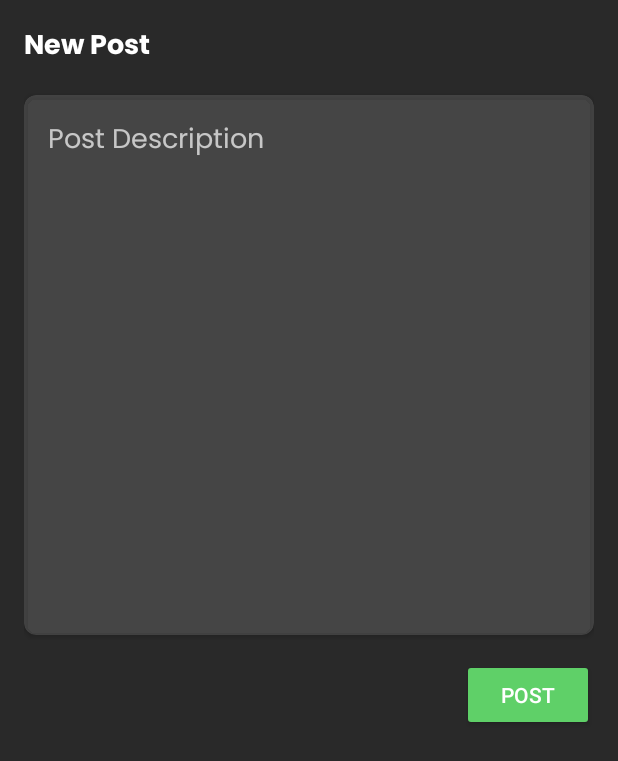
After one commit to Biswadip-24/productivity-tracker-frontend, an Android app: the layout fragment_add_post.xml on its own in the app's theme, with its tools: preview values and no code run, on a phone screen of 412 x 824 dp. The commit adds this screen. Shown: the top 761 px of the screen. Run offline under Robolectric (Android 15) with nearby library versions, the phone set to English and light mode, and no system bars.

Commit message:
Add Post added

```diff
--- /dev/null
+++ b/app/src/main/res/layout/fragment_add_post.xml
@@ -0,0 +1,56 @@
+<?xml version="1.0" encoding="utf-8"?>
+<FrameLayout xmlns:android="http://schemas.android.com/apk/res/android"
+    xmlns:tools="http://schemas.android.com/tools"
+    android:layout_width="match_parent"
+    android:layout_height="match_parent"
+    xmlns:app="http://schemas.android.com/apk/res-auto"
+    tools:context=".AddPostFragment"
+    android:background="@color/colorPrimary">
+
+    <LinearLayout
+        android:layout_width="match_parent"
+        android:layout_height="wrap_content"
+        android:orientation="vertical"
+        android:padding="16dp">
+
+        <TextView
+            android:layout_width="match_parent"
+            android:layout_height="match_parent"
+            android:text="@string/add_post"
+            android:fontFamily="@font/poppins_bold"
+            android:textColor="@color/white"
+            android:layout_marginBottom="16dp"
+            android:textSize="18sp"/>
+
+        <androidx.cardview.widget.CardView
+            android:layout_width="match_parent"
+            android:layout_height="360dp"
+            app:cardCornerRadius="8dp"
+            android:backgroundTint="@color/light_gray">
+
+            <EditText
+                android:id="@+id/postDescription"
+                android:layout_width="match_parent"
+                android:layout_height="wrap_content"
+                android:gravity="start"
+                android:padding="16dp"
+                android:hint="@string/post_description"
+                android:fontFamily="@font/poppins"
+                android:background="@null"
+                android:textColor="@color/white" />
+
+        </androidx.cardview.widget.CardView>
+
+        <Button
+            android:id="@+id/postButton"
+            android:layout_width="wrap_content"
+            android:layout_height="wrap_content"
+            android:layout_marginTop="16dp"
+            android:text="@string/post"
+            android:backgroundTint="@color/green"
+            android:textColor="@color/white"
+            android:layout_gravity="end"/>
+
+    </LinearLayout>
+
+</FrameLayout>
--- a/app/src/main/res/layout/recommendations_item.xml
+++ b/app/src/main/res/layout/recommendations_item.xml
@@ -6,7 +6,9 @@
     android:layout_height="wrap_content"
     android:elevation="4dp"
     app:cardCornerRadius="8dp"
-    android:layout_margin="16dp">
+    android:layout_marginBottom="16dp"
+    android:layout_marginStart="16dp"
+    android:layout_marginEnd="16dp">
 
     <TextView
         android:layout_width="match_parent"
--- a/app/src/main/res/values/colors.xml
+++ b/app/src/main/res/values/colors.xml
@@ -19,4 +19,5 @@
     <color name="green">#5FD068</color>
 
     <color name="gray">#808080</color>
+    <color name="light_gray">#2FC2C2C2</color>
 </resources>
--- a/app/src/main/res/values/strings.xml
+++ b/app/src/main/res/values/strings.xml
@@ -25,9 +25,15 @@
     <string name="startTime">Start Time</string>
     <string name="endTime">End Time</string>
 
+    <string name="add_post">New Post</string>
+    <string name="post_description">Post Description</string>
+    <string name="post">Post</string>
+
     <string name="samplePostText">Lorem ipsum dolor sit amet, consectetur adipiscing elit, sed do eiusmod tempor incididunt ut labore et dolore magna aliqua. Ut enim ad minim veniam, quis nostrud exercitation ullamco laboris nisi ut aliquip ex ea commodo consequat. Duis aute irure dolor in reprehenderit in voluptate velit esse cillum dolore eu fugiat nulla pariatur. Excepteur sint occaecat cupidatat non proident, sunt in culpa qui officia deserunt mollit anim id est laborum.</string>
     <string name="sampleRecommendations">Lorem ipsum dolor sit amet, consectetur adipiscing elit, sed do eiusmod tempor incididunt ut labore et dolore magna aliqua. Ut enim ad minim veniam, quis nostrud exercitation ullamco laboris nisi ut aliquip ex ea commodo consequat.</string>
     <string name="Comments"><u>2 comments</u></string>
     <string name="comment_hint">Add comment</string>
     <string name="sampleCommment">Lorem ipsum dolor sit amet, consectetur adipiscing elit, sed do eiusmod tempor incididunt ut labore et dolore magna aliqua.</string>
+    <!-- TODO: Remove or change this placeholder text -->
+    <string name="hello_blank_fragment">Hello blank fragment</string>
 </resources>
```
Also changed, not shown: app/src/main/java/com/example/productivitytracker/AddPostFragment.java (added, +47 -0 lines), app/src/main/java/com/example/productivitytracker/UsersFragment.java (+8 -0 lines).
